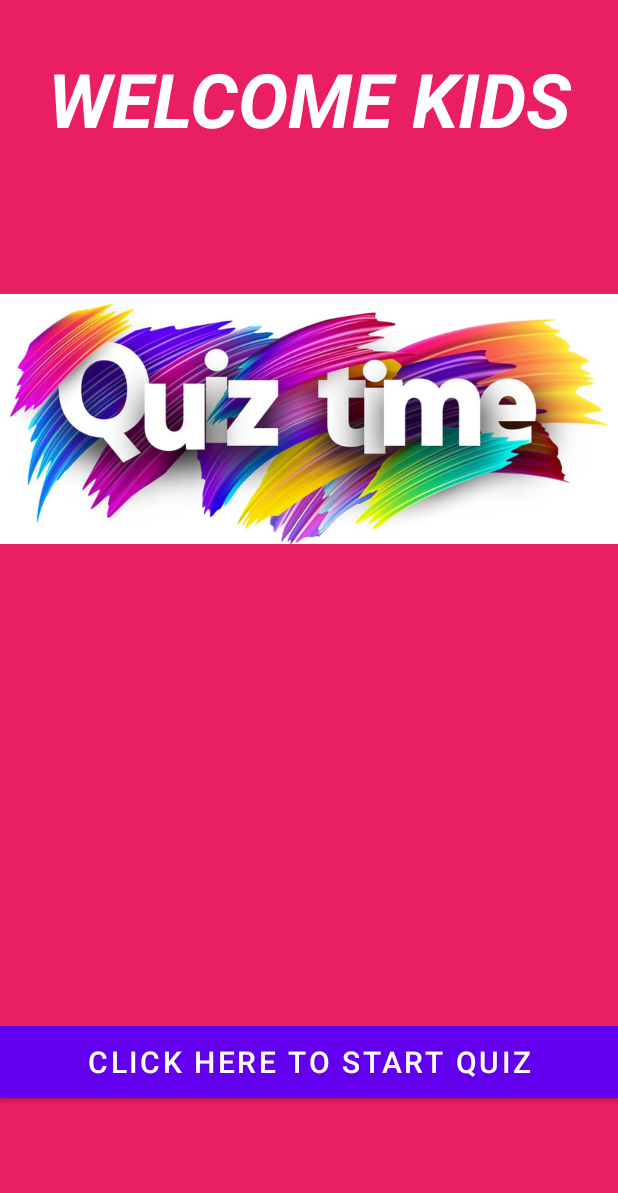
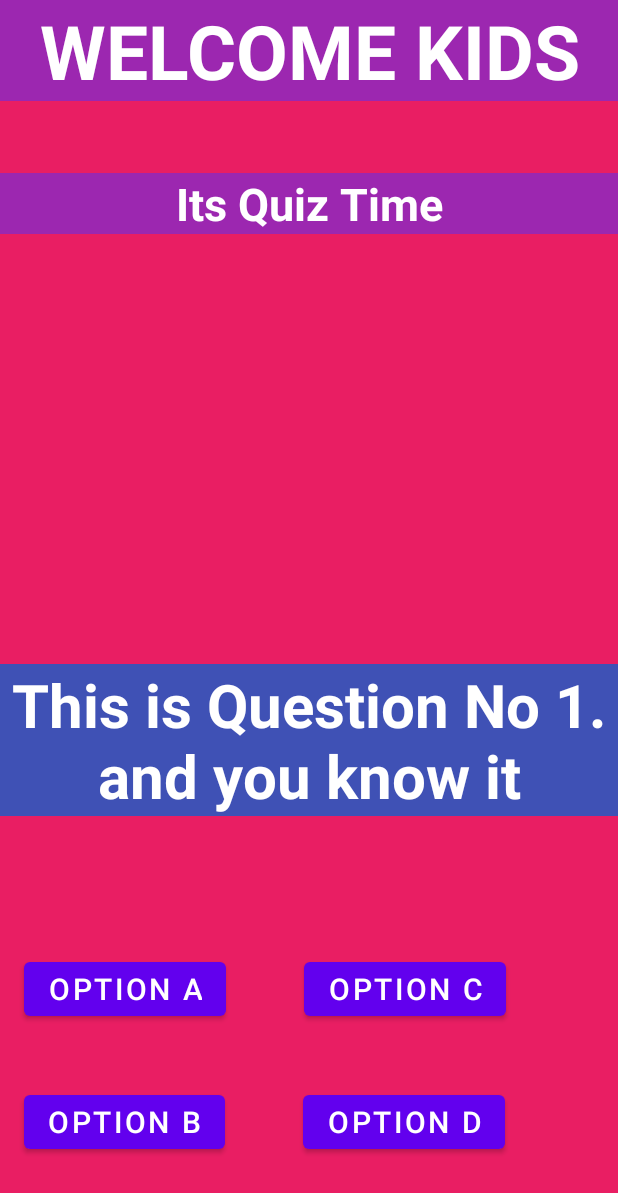
Before and after one commit to bcsf19a010/QuizApp, an Android app: the screen it shows after launch (MainActivity), on a phone screen of 412 x 824 dp. Shown: the top 1193 px of the screen. Run offline under Robolectric (Android 15) with nearby library versions, the phone set to English and light mode, and no system bars; our stand-ins replace navigation-ui.

Commit message:
done with front end

```diff
--- a/app/src/main/res/layout/activity_main.xml
+++ b/app/src/main/res/layout/activity_main.xml
@@ -19,44 +19,116 @@
 
 
     <TextView
+        android:id="@+id/question"
+        android:layout_width="match_parent"
+        android:layout_height="wrap_content"
+        android:layout_marginBottom="280dp"
+        android:background="#3F51B5"
+        android:text="This is Question No 1. and you know it"
+        android:textAlignment="center"
+        android:textColor="#FFFFFF"
+        android:textSize="40sp"
+        android:textStyle="bold"
+        app:layout_constraintBottom_toBottomOf="parent"
+        app:layout_constraintEnd_toEndOf="parent"
+        app:layout_constraintHorizontal_bias="0.0"
+        app:layout_constraintStart_toStartOf="parent" />
+
+    <Button
+        android:id="@+id/option_a"
+        android:layout_width="wrap_content"
+        android:layout_height="wrap_content"
+        android:layout_marginStart="16dp"
+        android:text="option a"
+        android:textSize="20sp"
+        app:layout_constraintBottom_toTopOf="@+id/option_b"
+        app:layout_constraintStart_toStartOf="parent"
+        app:layout_constraintTop_toBottomOf="@+id/question"
+        app:layout_constraintVertical_bias="0.694" />
+
+    <Button
+        android:id="@+id/option_b"
+        android:layout_width="wrap_content"
+        android:layout_height="wrap_content"
+        android:layout_marginStart="16dp"
+        android:layout_marginBottom="52dp"
+        android:text="option B"
+        android:textSize="20sp"
+        app:layout_constraintBottom_toBottomOf="parent"
+        app:layout_constraintStart_toStartOf="parent" />
+
+    <Button
+        android:id="@+id/option_c"
+        android:layout_width="wrap_content"
+        android:layout_height="wrap_content"
+        android:layout_marginStart="52dp"
+        android:text="option C"
+        android:textSize="20sp"
+        app:layout_constraintEnd_toEndOf="parent"
+        app:layout_constraintHorizontal_bias="0.0"
+        app:layout_constraintStart_toEndOf="@+id/option_a"
+        app:layout_constraintTop_toTopOf="@+id/option_a" />
+
+    <Button
+        android:id="@+id/button5"
+        android:layout_width="wrap_content"
+        android:layout_height="wrap_content"
+        android:layout_marginStart="52dp"
+        android:text="Option D"
+        android:textSize="20sp"
+        app:layout_constraintBottom_toBottomOf="@+id/option_b"
+        app:layout_constraintEnd_toEndOf="parent"
+        app:layout_constraintHorizontal_bias="0.0"
+        app:layout_constraintStart_toEndOf="@+id/option_b"
+        app:layout_constraintTop_toBottomOf="@+id/option_c"
+        app:layout_constraintVertical_bias="1.0" />
+
+    <TextView
         android:id="@+id/textView"
         android:layout_width="match_parent"
         android:layout_height="wrap_content"
-        android:layout_marginTop="32dp"
+        android:background="#9C27B0"
         android:text="WELCOME KIDS"
         android:textAlignment="center"
-        android:textColor="#FFFFFF"
-        android:textSize="50dp"
-        android:textStyle="bold|italic"
+        android:textColor="@color/white"
+        android:textSize="50sp"
+        android:textStyle="bold"
+        app:layout_constraintHorizontal_bias="0.0"
+        tools:layout_editor_absoluteY="16dp" />
+
+    <TextView
+        android:id="@+id/textView2"
+        android:layout_width="match_parent"
+        android:layout_height="wrap_content"
+        android:layout_marginTop="48dp"
+        android:background="#9C27B0"
+        android:text="Its Quiz Time"
+        android:textAlignment="center"
+        android:textColor="@color/white"
+        android:textSize="30sp"
+        android:textStyle="bold"
+        app:layout_constraintBottom_toTopOf="@+id/question"
         app:layout_constraintEnd_toEndOf="parent"
-        app:layout_constraintStart_toStartOf="parent"
-        app:layout_constraintTop_toTopOf="parent" />
-
-    <ImageView
-        android:id="@+id/imageView2"
-        android:layout_width="0dp"
-        android:layout_height="wrap_content"
-        android:layout_marginBottom="196dp"
-        app:layout_constraintBottom_toBottomOf="parent"
-        app:layout_constraintEnd_toEndOf="parent"
-        app:layout_constraintHorizontal_bias="1.0"
+        app:layout_constraintHorizontal_bias="0.0"
         app:layout_constraintStart_toStartOf="parent"
         app:layout_constraintTop_toBottomOf="@+id/textView"
-        app:layout_constraintVertical_bias="0.0"
-        app:srcCompat="@drawable/qt" />
+        app:layout_constraintVertical_bias="0.0" />
 
-    <Button
-        android:id="@+id/button2"
-        android:layout_width="match_parent"
-        android:layout_height="wrap_content"
-        android:layout_marginBottom="92dp"
-        android:background="@color/black"
-        android:text="Click Here To Start Quiz"
-        android:textSize="20sp"
-        app:layout_constraintBottom_toBottomOf="parent"
-        app:layout_constraintEnd_toEndOf="parent"
-        app:layout_constraintStart_toStartOf="parent"
-        app:layout_constraintTop_toBottomOf="@+id/imageView2"
-        app:layout_constraintVertical_bias="1.0" />
+
+    <!--    <Button-->
+<!--        android:id="@+id/startQuestion"-->
+<!--        android:layout_width="match_parent"-->
+<!--        android:layout_height="wrap_content"-->
+<!--        android:layout_marginBottom="92dp"-->
+<!--        android:background="@color/black"-->
+<!--        android:text="Click Here To Start Quiz"-->
+<!--        android:textSize="20sp"-->
+<!--        app:layout_constraintBottom_toBottomOf="parent"-->
+<!--        app:layout_constraintEnd_toEndOf="parent"-->
+<!--        app:layout_constraintStart_toStartOf="parent"-->
+<!--        app:layout_constraintTop_toBottomOf="@+id/imageView2"-->
+
+<!--        app:layout_constraintVertical_bias="1.0"-->
+<!--        android:onclick="startQuiz"/>-->
 
 </androidx.constraintlayout.widget.ConstraintLayout>
```
Also changed, not shown: app/src/main/java/com/example/myquizapplication/MainActivity.java (+16 -0 lines), app/src/main/res/layout/activity_question.xml (deleted, +0 -91 lines).
